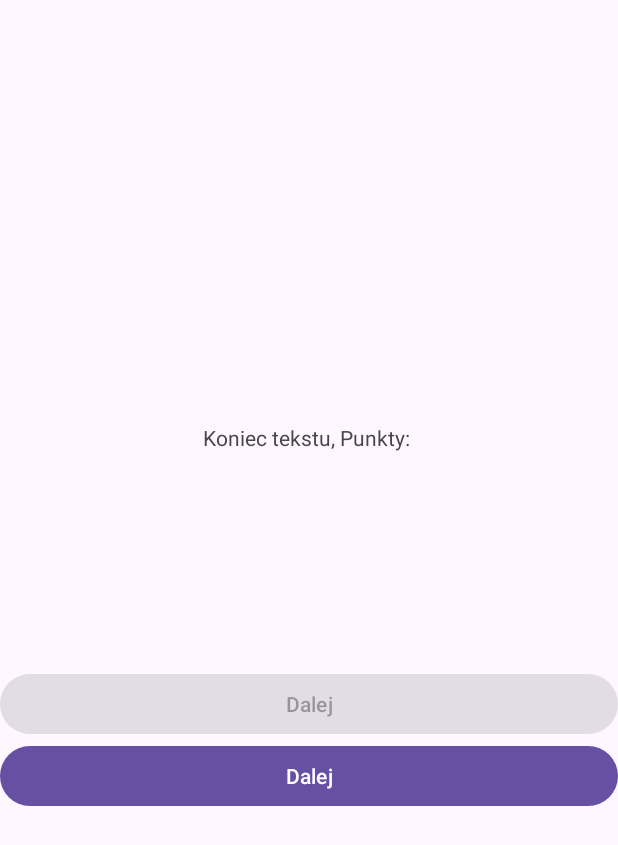
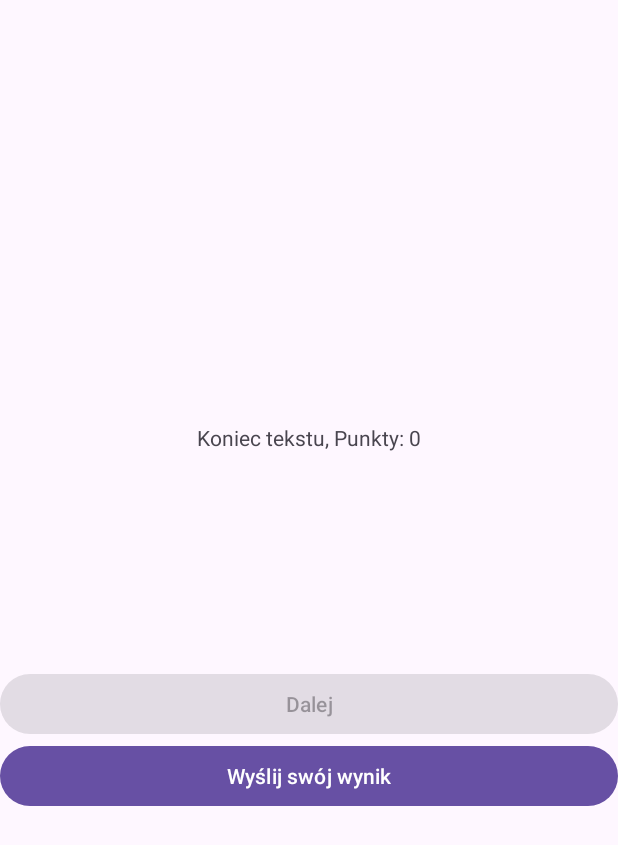
Before and after one commit to BarlomiejKrol4429/jason-2-Electric-Boogaloo, an Android app: the screen it shows after launch (MainActivity), after a tap on "Dalej", on a phone screen of 412 x 824 dp. Shown: the top 845 px of the screen. Run offline under Robolectric (Android 15) with nearby library versions, the phone set to English and light mode, and no system bars; 4 statements that could not run were skipped.

Commit message:
Wynik quizzu i przycisk na jego wysyłanie

```diff
--- a/app/src/main/java/com/example/jason/MainActivity.java
+++ b/app/src/main/java/com/example/jason/MainActivity.java
@@ -38,6 +38,7 @@ public class MainActivity extends AppCompatActivity {
     Button buttonDalej;
     Button buttonWyslij;
     int aktualnePytanie = 0;
+    int sumaPonktow = 0;
     @Override
     protected void onCreate(Bundle savedInstanceState) {
         super.onCreate(savedInstanceState);
@@ -51,6 +52,7 @@ public class MainActivity extends AppCompatActivity {
         radioButton_c = findViewById(R.id.radioButton3);
         buttonDalej = findViewById(R.id.buttonDalej);
         buttonWyslij = findViewById(R.id.buttonWyslij);
+        buttonWyslij.setEnabled(false);
         ViewCompat.setOnApplyWindowInsetsListener(findViewById(R.id.main), (v, insets) -> {
             Insets systemBars = insets.getInsets(WindowInsetsCompat.Type.systemBars());
             v.setPadding(systemBars.left, systemBars.top, systemBars.right, systemBars.bottom);
@@ -89,6 +91,7 @@ public class MainActivity extends AppCompatActivity {
                     @Override
                     public void onClick(View view) {
                         if(sprawdzOdp(aktualnePytanie)) {
+                            sumaPonktow ++;
                             Toast.makeText(MainActivity.this, "Dobrze.", Toast.LENGTH_SHORT).show();
                         }else{
                             Toast.makeText(MainActivity.this, "Źle.", Toast.LENGTH_SHORT).show();
@@ -100,9 +103,9 @@ public class MainActivity extends AppCompatActivity {
                             //TODO: koniec testu
                             //podliczenie puntów znika wszystko wysyłamy wynik sms
                             radioGroup.setVisibility((View.INVISIBLE));
-                            textViewPytanie.setText("Koniec tekstu, Punkty: ");
+                            textViewPytanie.setText("Koniec tekstu, Punkty: " + sumaPonktow);
                             buttonDalej.setEnabled(false);
-                            buttonwyslij.set_text("Wyślij swój wynik");
+                            buttonWyslij.setEnabled(true);
                         }
                     }
                 }
--- a/app/src/main/res/layout/activity_main.xml
+++ b/app/src/main/res/layout/activity_main.xml
@@ -49,7 +49,7 @@
         android:id="@+id/buttonWyslij"
         android:layout_width="match_parent"
         android:layout_height="wrap_content"
-        android:text="Dalej"
+        android:text="Wyślij swój wynik"
         />
 
 </LinearLayout>
```
